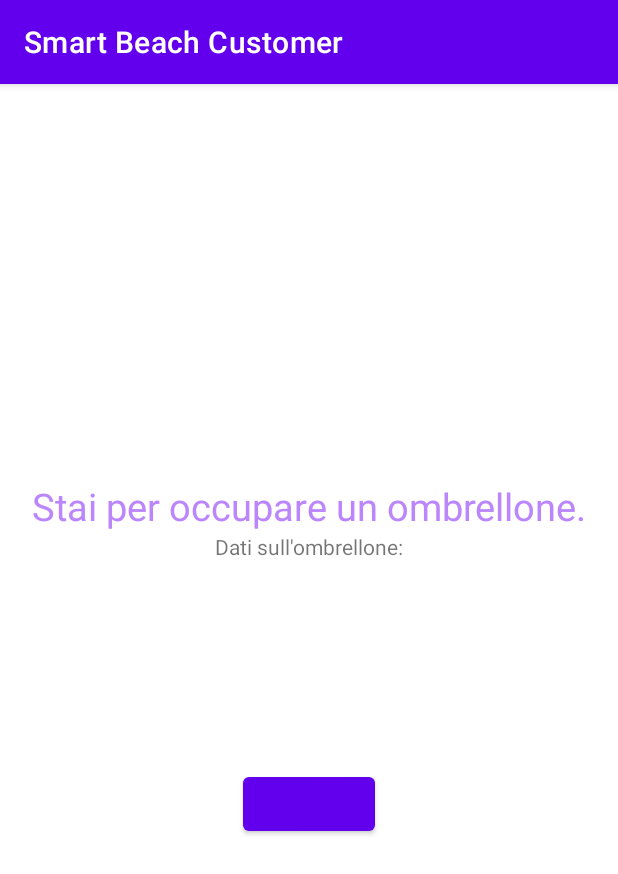
After one commit to Sabaz23/SmartBeachCustomer, an Android app: the ReservationPage screen opened directly, with no data from a screen before it, on a phone screen of 412 x 824 dp. The commit adds this screen. Shown: the top 874 px of the screen. Run offline under Robolectric (Android 15) with nearby library versions, the phone set to English and light mode, and no system bars.

Commit message:
Da finire ReservationPage

```diff
--- a/app/src/main/AndroidManifest.xml
+++ b/app/src/main/AndroidManifest.xml
@@ -1,9 +1,11 @@
 <?xml version="1.0" encoding="utf-8"?>
 <manifest xmlns:android="http://schemas.android.com/apk/res/android"
     xmlns:tools="http://schemas.android.com/tools">
+
     <uses-permission android:name="android.permission.NFC" />
     <uses-permission android:name="android.permission.INTERNET" />
     <uses-permission android:name="android.permission.ACCESS_NETWORK_STATE" />
+
     <application
         android:allowBackup="true"
         android:dataExtractionRules="@xml/data_extraction_rules"
@@ -14,13 +16,15 @@
         android:theme="@style/Theme.SmartBeachCustomer"
         tools:targetApi="31">
         <activity
+            android:name=".ReservationPage"
+            android:exported="false" />
+        <activity
             android:name=".MainActivity"
             android:exported="true">
             <intent-filter>
                 <action android:name="android.intent.action.MAIN" />
-                <action android:name="android.nfc.action.NDEF_DISCOVERED"/>
+
                 <category android:name="android.intent.category.LAUNCHER" />
-                <data android:mimeType="umbrella/id" />
             </intent-filter>
         </activity>
     </application>
--- a/app/src/main/java/com/maiot/smartbeachcustomer/MainActivity.java
+++ b/app/src/main/java/com/maiot/smartbeachcustomer/MainActivity.java
@@ -7,12 +7,15 @@ import android.nfc.NdefMessage;
 import android.nfc.NfcAdapter;
 import android.os.Bundle;
 import android.os.Parcelable;
+import android.util.Log;
 import android.widget.TextView;
+import android.widget.Toast;
 
 import java.io.File;
 
 public class MainActivity extends AppCompatActivity {
 
+    public final String TAG = "MainActivity";
     private TextView tvumbrellainfo = null;
     private int uid = 0;
 
@@ -34,6 +37,8 @@ public class MainActivity extends AppCompatActivity {
             tvumbrellainfo.setText("Scannerizza un ombrellone per cominciare.");
         }
 
+        Log.i(TAG, "Intent action: " + intent.getAction());
+
         if(intent != null && NfcAdapter.ACTION_NDEF_DISCOVERED.equals(intent.getAction()))
         {
             ParseNfcMessage(intent);
@@ -53,6 +58,7 @@ public class MainActivity extends AppCompatActivity {
         NdefMessage ndefMessage = (NdefMessage) NdefMessageArray[0];
         String msg = new String(ndefMessage.getRecords()[0].getPayload());
         uid = Integer.parseInt(msg);
+        Toast.makeText(getApplicationContext(),Integer.toString(uid),Toast.LENGTH_LONG).show();
     }
 
 }
--- /dev/null
+++ b/app/src/main/java/com/maiot/smartbeachcustomer/ReservationPage.java
@@ -0,0 +1,34 @@
+package com.maiot.smartbeachcustomer;
+
+import androidx.appcompat.app.AppCompatActivity;
+
+import android.os.Bundle;
+import android.widget.Button;
+import android.widget.TextView;
+
+public class ReservationPage extends AppCompatActivity {
+
+    private final String TAG = "ReservationPage";
+
+    private TextView tvtitle,tvprezzo,tvombrellone,tvinizioprenotazione;
+
+    Button bttok;
+
+    @Override
+    protected void onCreate(Bundle savedInstanceState) {
+        super.onCreate(savedInstanceState);
+        setContentView(R.layout.activity_reservation_page);
+
+        tvtitle = findViewById(R.id.tvtitolo);
+        tvombrellone = findViewById(R.id.tvombrellone);
+        tvprezzo = findViewById(R.id.tvprezzo);
+        tvinizioprenotazione = findViewById(R.id.tvdatainizioprenotazione);
+
+        bttok = findViewById(R.id.bttok);
+
+        if(Utils.IsTokenEmpty())
+        {
+            tvtitle.setText(getString(R.string.TITLE_FREE));
+        }
+    }
+}
--- a/app/src/main/java/com/maiot/smartbeachcustomer/Utils.java
+++ b/app/src/main/java/com/maiot/smartbeachcustomer/Utils.java
@@ -28,6 +28,9 @@ public class Utils {
 
     private static String UpdateTokenUrl = "http://192.168.1.186/umbrellaapp/elaborateReservation.php";
 
+    public static boolean IsTokenEmpty(){
+        return Token.equals("");
+    }
     public static boolean CreateToken(int uid, Context ctx){
         String AlphaNumericStr = "ABCDEFGHIJKLMNOPQRSTUVWXYZabcdefghijklmnopqrstuvxyz0123456789";
         StringBuilder s = new StringBuilder(TokenLength);
@@ -90,5 +93,7 @@ public class Utils {
             return false;
         }
 
+
     }
+
 }
--- /dev/null
+++ b/app/src/main/res/layout/activity_reservation_page.xml
@@ -0,0 +1,63 @@
+<?xml version="1.0" encoding="utf-8"?>
+<LinearLayout xmlns:android="http://schemas.android.com/apk/res/android"
+    xmlns:app="http://schemas.android.com/apk/res-auto"
+    xmlns:tools="http://schemas.android.com/tools"
+    android:layout_width="match_parent"
+    android:layout_height="match_parent"
+    android:gravity="center_vertical"
+    android:orientation="vertical"
+    tools:context=".ReservationPage">
+
+    <TextView
+        android:id="@+id/tvtitolo"
+        android:layout_width="match_parent"
+        android:layout_height="wrap_content"
+        android:text="Stai per prenotare un ombrellone."
+        android:textAlignment="center"
+        android:textSize="25dp"
+        android:textColor="@color/purple_200"
+        />
+    <TextView
+        android:layout_width="match_parent"
+        android:layout_height="wrap_content"
+        android:text="Dati sull'ombrellone:"
+        android:textAlignment="center"
+
+        />
+    <TextView
+        android:id="@+id/tvombrellone"
+        android:layout_width="match_parent"
+        android:layout_height="wrap_content"
+        android:text=""
+        android:textAlignment="center"
+        android:layout_marginTop="20dp"
+        />
+
+    <TextView
+        android:id="@+id/tvprezzo"
+        android:layout_width="match_parent"
+        android:layout_height="wrap_content"
+        android:text=""
+        android:textAlignment="center"
+        android:layout_marginTop="20dp"
+        />
+
+    <TextView
+        android:id="@+id/tvdatainizioprenotazione"
+        android:layout_width="match_parent"
+        android:layout_height="wrap_content"
+        android:text=""
+        android:textAlignment="center"
+        android:layout_marginTop="20dp"
+        />
+
+    <Button
+        android:id="@+id/bttok"
+        android:layout_width="wrap_content"
+        android:layout_height="wrap_content"
+        android:layout_gravity="center"
+        android:layout_marginTop="20dp"/>
+
+
+
+</LinearLayout>
--- a/app/src/main/res/values/strings.xml
+++ b/app/src/main/res/values/strings.xml
@@ -4,4 +4,13 @@
     <!---TOKEN -->
     <string name="TOKEN_FILENAME">token</string>
 
+    <!---STRINGHE NFC SCAN -->
+    <string name="TITLE_FREE">Stai per occupare un ombrellone.</string>
+    <string name="TITLE_OCCUPIED">Stai per liberare il tuo ombrellone.</string>
+
+    <string name="OMBRELLONE">Ombrellone Numero: </string>
+
+    <string name="BUTTON_FREE">Prenota</string>
+    <string name="BUTTON_OCCUPIED">Libera</string>
+
 </resources>
```
